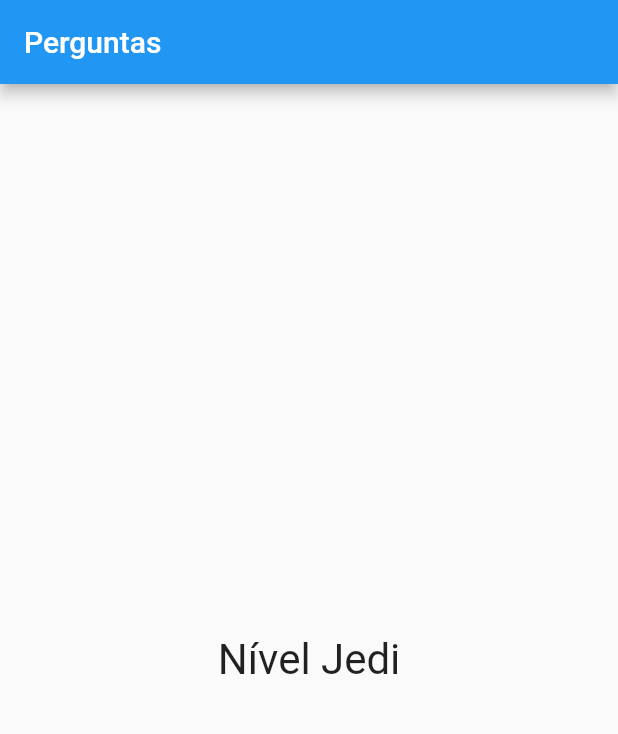
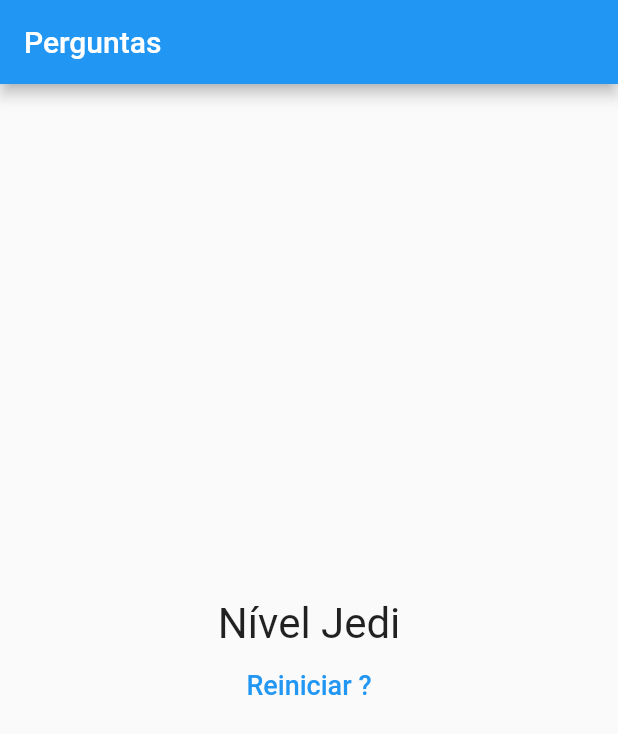
Before and after one commit to lucasviinic/flutter-training, a Flutter app: the screen it shows after launch, after a tap on "Preto", after a tap on "Cobra", after a tap on "Dark", on a phone screen of 412 x 824 dp. Shown: the top 734 px of the screen. Run offline on Flutter 3.47's test engine with Material 2 defaults, Android fonts, the light colour scheme and no system bars.

Commit message:
Reiniciando questionário

```diff
--- a/questions_project/lib/main.dart
+++ b/questions_project/lib/main.dart
@@ -50,6 +50,13 @@ class _PerguntaAppState extends State<PerguntaApp> {
     print('Pontuação Total: $_pontuacaoTotal');
   }
 
+  void _reiniciarQuestionario() {
+    setState(() {
+      _perguntaSelecionada = 0;
+      _pontuacaoTotal = 0;
+    });
+  }
+
   bool get temPerguntaSelecionada {
     return _perguntaSelecionada < _perguntas.length;
   }
@@ -68,7 +75,7 @@ class _PerguntaAppState extends State<PerguntaApp> {
               perguntaSelecionada: _perguntaSelecionada,
               quandoResponder: _responder
             )
-          : Resultado(_pontuacaoTotal),
+          : Resultado(_pontuacaoTotal, _reiniciarQuestionario),
       ),
     );
   }
--- a/questions_project/lib/questionario.dart
+++ b/questions_project/lib/questionario.dart
@@ -12,7 +12,7 @@ class Questionario extends StatelessWidget {
 
   Questionario({
     required this.perguntas,
-    required this.perguntaSelecionada ,
+    required this.perguntaSelecionada,
     required this.quandoResponder
   });
 
--- a/questions_project/lib/resultado.dart
+++ b/questions_project/lib/resultado.dart
@@ -4,8 +4,12 @@ import 'package:flutter/material.dart';
 class Resultado extends StatelessWidget {
 
   final int pontuacao;
+  final void Function() quandoReiniciarQuestionario;
 
-  Resultado(this.pontuacao);
+  Resultado(
+    this.pontuacao,
+    this.quandoReiniciarQuestionario
+  );
 
   String get fraseResultado {
     if (pontuacao < 8) {
@@ -21,11 +25,23 @@ class Resultado extends StatelessWidget {
 
   @override
   Widget build(BuildContext context) {
-    return Center(
-      child: Text(
-        fraseResultado,
-        style: TextStyle(fontSize: 28),
-      ),
+    return Column(
+      mainAxisAlignment: MainAxisAlignment.center,
+      children: [
+        Center(
+          child: Text(
+            fraseResultado,
+            style: TextStyle(fontSize: 28),
+          ),
+        ),
+        TextButton (
+          child: Text(
+            'Reiniciar ?',
+            style: TextStyle(fontSize: 18)
+          ),
+          onPressed: quandoReiniciarQuestionario,
+        )
+      ],
     );
   }
 }
```
